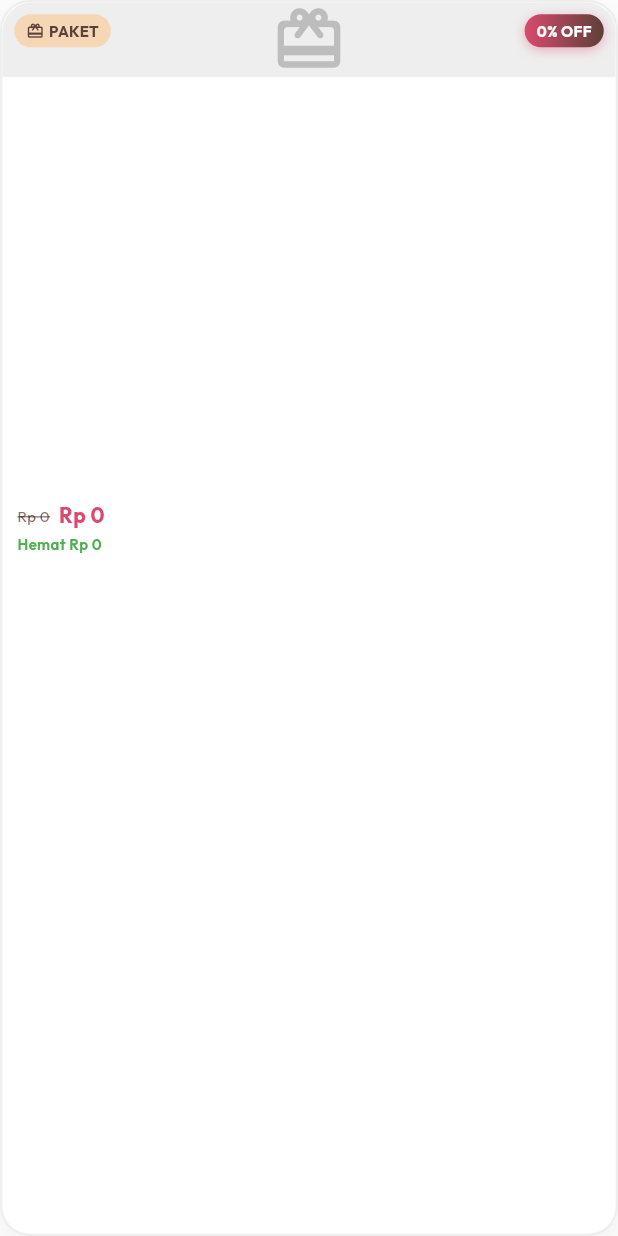
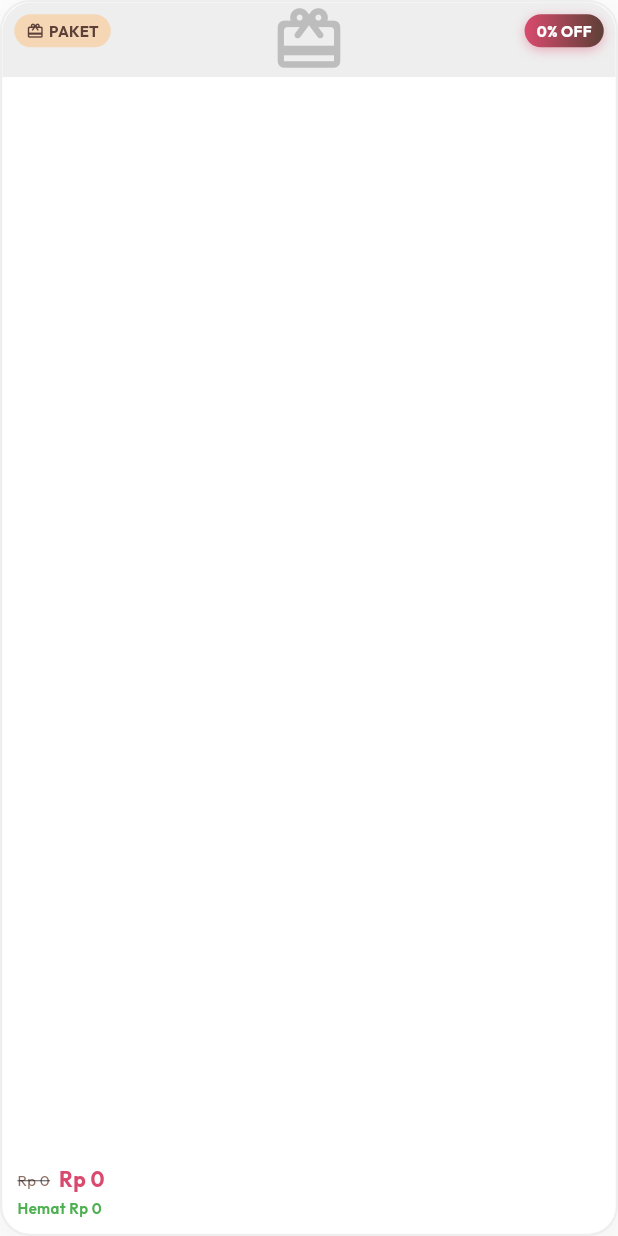
Before and after one commit to BobbyLeonardd/SweetBake, a Flutter app: the BundleCard widget shown alone on an empty page, opened directly with empty values, on a phone screen of 412 x 824 dp. Run offline on Flutter 3.47's test engine with Material 3 defaults, Android fonts, the light colour scheme and no system bars; our stand-ins replace cached_network_image, file_picker, flutter_spinkit, google_fonts, shared_preferences; accounts and stored records are empty; network calls fail.

Commit message:
fix: perbaikan layout overflow dan jarak badge hemat pada tablet

```diff
--- a/lib/views/customer/customer_home_page.dart
+++ b/lib/views/customer/customer_home_page.dart
@@ -179,7 +179,7 @@ class _CustomerHomePageState extends State<CustomerHomePage> {
                       ),
                       const SizedBox(width: 8),
                       Text('Paket Bundling', style: ThemeConfig.heading3),
-                      const Spacer(),
+                      const SizedBox(width: 8),
                       Container(
                         padding: const EdgeInsets.symmetric(horizontal: 10, vertical: 4),
                         decoration: BoxDecoration(
--- a/lib/widgets/bundle_card.dart
+++ b/lib/widgets/bundle_card.dart
@@ -8,11 +8,7 @@ class BundleCard extends StatelessWidget {
   final Bundle bundle;
   final VoidCallback onTap;
 
-  const BundleCard({
-    super.key,
-    required this.bundle,
-    required this.onTap,
-  });
+  const BundleCard({super.key, required this.bundle, required this.onTap});
 
   @override
   Widget build(BuildContext context) {
@@ -29,15 +25,17 @@ class BundleCard extends StatelessWidget {
           crossAxisAlignment: CrossAxisAlignment.start,
           children: [
             // Image with discount badge
-            Flexible(
-              flex: 3,
+            Expanded(
               child: Stack(
                 children: [
                   ClipRRect(
-                    borderRadius: const BorderRadius.vertical(top: Radius.circular(20)),
+                    borderRadius: const BorderRadius.vertical(
+                      top: Radius.circular(20),
+                    ),
                     child: SizedBox(
                       width: double.infinity,
-                      child: bundle.imageUrl != null && bundle.imageUrl!.isNotEmpty
+                      child:
+                          bundle.imageUrl != null && bundle.imageUrl!.isNotEmpty
                           ? (bundle.imageUrl!.startsWith('http')
                                 ? CachedNetworkImage(
                                     imageUrl: bundle.imageUrl!,
@@ -50,7 +48,8 @@ class BundleCard extends StatelessWidget {
                                         ),
                                       ),
                                     ),
-                                  errorWidget: (context, url, error) => Container(
+                                    errorWidget: (context, url, error) =>
+                                        Container(
                                           color: Colors.grey.shade200,
                                           child: Icon(
                                             Icons.card_giftcard_rounded,
@@ -62,7 +61,9 @@ class BundleCard extends StatelessWidget {
                                 : Image.asset(
                                     bundle.imageUrl!,
                                     fit: BoxFit.cover,
-                                  errorBuilder: (context, error, stackTrace) => Container(
+                                    errorBuilder:
+                                        (context, error, stackTrace) =>
+                                            Container(
                                               color: Colors.grey.shade200,
                                               child: Icon(
                                                 Icons.card_giftcard_rounded,
@@ -86,15 +87,23 @@ class BundleCard extends StatelessWidget {
                     top: 8,
                     right: 8,
                     child: Container(
-                      padding: const EdgeInsets.symmetric(horizontal: 8, vertical: 4),
+                      padding: const EdgeInsets.symmetric(
+                        horizontal: 8,
+                        vertical: 4,
+                      ),
                       decoration: BoxDecoration(
                         gradient: LinearGradient(
-                          colors: [ThemeConfig.primaryColor, ThemeConfig.accentColor],
+                          colors: [
+                            ThemeConfig.primaryColor,
+                            ThemeConfig.accentColor,
+                          ],
                         ),
                         borderRadius: BorderRadius.circular(12),
                         boxShadow: [
                           BoxShadow(
-                            color: ThemeConfig.primaryColor.withValues(alpha: 0.4),
+                            color: ThemeConfig.primaryColor.withValues(
+                              alpha: 0.4,
+                            ),
                             blurRadius: 6,
                             offset: const Offset(0, 2),
                           ),
@@ -115,7 +124,10 @@ class BundleCard extends StatelessWidget {
                     top: 8,
                     left: 8,
                     child: Container(
-                      padding: const EdgeInsets.symmetric(horizontal: 8, vertical: 4),
+                      padding: const EdgeInsets.symmetric(
+                        horizontal: 8,
+                        vertical: 4,
+                      ),
                       decoration: BoxDecoration(
                         color: ThemeConfig.secondaryColor,
                         borderRadius: BorderRadius.circular(12),
@@ -146,9 +158,7 @@ class BundleCard extends StatelessWidget {
             ),
 
             // Content
-            Flexible(
-              flex: 2,
-              child: Padding(
+            Padding(
               padding: const EdgeInsets.all(10),
               child: Column(
                 crossAxisAlignment: CrossAxisAlignment.start,
@@ -175,7 +185,7 @@ class BundleCard extends StatelessWidget {
                         fontSize: 11,
                       ),
                     ),
-                    const Spacer(),
+                  const SizedBox(height: 8),
 
                   // Prices
                   Row(
@@ -217,7 +227,6 @@ class BundleCard extends StatelessWidget {
                 ],
               ),
             ),
-            ),
           ],
         ),
       ),
```
Lines whose indentation alone changed are shown as unchanged.
